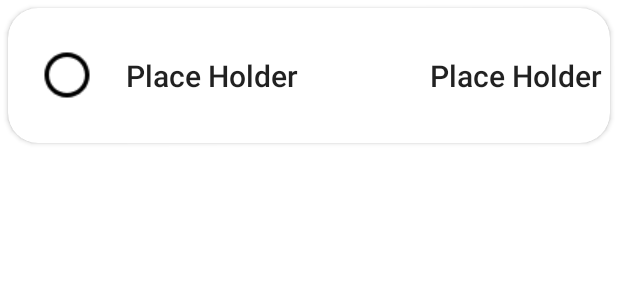
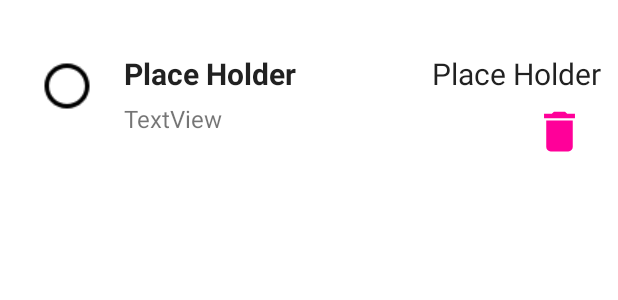
Before and after one commit to GinPaul/mytodoapp_arguez, an Android app: the layout task_item_cell.xml on its own in the app's theme, with its tools: preview values and no code run, on a phone screen of 412 x 824 dp. Shown: the top 300 px of the screen. Run offline under Robolectric (Android 15) with nearby library versions, the phone set to English and light mode, and no system bars.

Commit message:
Nov 28 2022 commit

```diff
--- a/app/src/main/java/com/kodego/app/todoapp/NewTaskSheet.kt
+++ b/app/src/main/java/com/kodego/app/todoapp/NewTaskSheet.kt
@@ -4,7 +4,6 @@ import android.app.TimePickerDialog
 import android.os.Build
 import android.os.Bundle
 import android.text.Editable
-import androidx.fragment.app.Fragment
 import android.view.LayoutInflater
 import android.view.View
 import android.view.ViewGroup
@@ -14,16 +13,7 @@ import com.google.android.material.bottomsheet.BottomSheetDialogFragment
 import com.kodego.app.todoapp.databinding.FragmentNewTaskSheetBinding
 import java.time.LocalTime
 
-// TODO: Rename parameter arguments, choose names that match
-// the fragment initialization parameters, e.g. ARG_ITEM_NUMBER
-private const val ARG_PARAM1 = "param1"
-private const val ARG_PARAM2 = "param2"
 
-/**
- * A simple [Fragment] subclass.
- * Use the [NewTaskSheet.newInstance] factory method to
- * create an instance of this fragment.
- */
 class NewTaskSheet(var taskItem: TaskItem?) : BottomSheetDialogFragment() {
 
     private lateinit var binding: FragmentNewTaskSheetBinding
@@ -90,25 +80,6 @@ class NewTaskSheet(var taskItem: TaskItem?) : BottomSheetDialogFragment() {
         return binding.root
     }
 
-//    companion object {
-//        /**
-//         * Use this factory method to create a new instance of
-//         * this fragment using the provided parameters.
-//         *
-//         * @param param1 Parameter 1.
-//         * @param param2 Parameter 2.
-//         * @return A new instance of fragment NewTaskSheet.
-//         */
-//        // TODO: Rename and change types and number of parameters
-//        @JvmStatic
-//        fun newInstance(param1: String, param2: String) =
-//            NewTaskSheet().apply {
-//                arguments = Bundle().apply {
-//                    putString(ARG_PARAM1, param1)
-//                    putString(ARG_PARAM2, param2)
-//                }
-//            }
-
         private fun saveAction(){
 
             val name = binding.name.text.toString()
--- a/app/src/main/java/com/kodego/app/todoapp/TaskItemViewHolder.kt
+++ b/app/src/main/java/com/kodego/app/todoapp/TaskItemViewHolder.kt
@@ -23,9 +23,12 @@ class TaskItemViewHolder(
     @RequiresApi(Build.VERSION_CODES.O)
     fun bindTaskItem(taskItem: TaskItem){
         binding.name.text = taskItem.name
+        binding.desc.text = taskItem.name
+        binding.dueTime.text = taskItem.name
 
         if(taskItem.isCompleted()){
             binding.name.paintFlags = Paint.STRIKE_THRU_TEXT_FLAG
+            binding.desc.paintFlags = Paint.STRIKE_THRU_TEXT_FLAG
             binding.dueTime.paintFlags = Paint.STRIKE_THRU_TEXT_FLAG
         }
 
--- /dev/null
+++ b/app/src/main/res/drawable/ic_baseline_delete_24.xml
@@ -0,0 +1,5 @@
+<vector android:height="24dp" android:tint="#FF0099"
+    android:viewportHeight="24" android:viewportWidth="24"
+    android:width="24dp" xmlns:android="http://schemas.android.com/apk/res/android">
+    <path android:fillColor="@android:color/white" android:pathData="M6,19c0,1.1 0.9,2 2,2h8c1.1,0 2,-0.9 2,-2V7H6v12zM19,4h-3.5l-1,-1h-5l-1,1H5v2h14V4z"/>
+</vector>
--- a/app/src/main/res/layout/fragment_new_task_sheet.xml
+++ b/app/src/main/res/layout/fragment_new_task_sheet.xml
@@ -65,4 +65,9 @@
         android:textColor="?colorOnPrimary"
         android:text="@string/save"/>
 
+    <TextView
+        android:id="@+id/textView"
+        android:layout_width="match_parent"
+        android:layout_height="410dp" />
+
 </LinearLayout>
--- a/app/src/main/res/layout/task_item_cell.xml
+++ b/app/src/main/res/layout/task_item_cell.xml
@@ -1,52 +1,81 @@
 <?xml version="1.0" encoding="utf-8"?>
-<androidx.cardview.widget.CardView xmlns:android="http://schemas.android.com/apk/res/android"
+<androidx.constraintlayout.widget.ConstraintLayout xmlns:android="http://schemas.android.com/apk/res/android"
+    xmlns:app="http://schemas.android.com/apk/res-auto"
+    xmlns:tools="http://schemas.android.com/tools"
     android:id="@+id/taskCellContainer"
     android:layout_width="match_parent"
-    android:layout_height="90dp"
+    android:layout_height="wrap_content"
+    android:layout_margin="5dp"
+    android:background="@color/white"
     app:cardCornerRadius="20dp"
-    android:layout_margin="5dp"
-    xmlns:app="http://schemas.android.com/apk/res-auto">
+    app:layout_constraintCircleRadius="20dp">
 
-    <LinearLayout
-        android:orientation="horizontal"
-        android:layout_width="match_parent"
-        android:layout_height="match_parent">
 
     <ImageButton
+        android:id="@+id/completeButton"
         android:layout_width="wrap_content"
         android:layout_height="wrap_content"
-            android:layout_gravity="center"
+        android:layout_marginStart="15dp"
+        android:layout_marginLeft="15dp"
+        android:layout_marginEnd="14dp"
+        android:layout_marginRight="14dp"
+        android:backgroundTint="@android:color/transparent"
+        android:contentDescription="@string/checkbox"
         android:scaleX="1.5"
         android:scaleY="1.5"
-            android:contentDescription="@string/checkbox"
-            android:id="@+id/completeButton"
-            android:layout_marginHorizontal="15dp"
         android:src="@drawable/unchecked_24"
-            android:backgroundTint="@android:color/transparent"
-            />
+        app:layout_constraintBottom_toBottomOf="parent"
+        app:layout_constraintEnd_toStartOf="@+id/name"
+        app:layout_constraintStart_toStartOf="parent"
+        app:layout_constraintTop_toTopOf="parent" />
 
     <TextView
+        android:id="@+id/name"
+        style="@style/TextAppearance.AppCompat.Title"
         android:layout_width="0dp"
         android:layout_height="wrap_content"
-            android:id="@+id/name"
+        android:layout_marginEnd="5dp"
+        android:fontFamily="sans-serif"
         android:text="@string/place_holder"
-            style="@style/TextAppearance.AppCompat.Title"
-            android:layout_gravity="center"
-            android:layout_weight="1"
-            />
+        android:textStyle="bold"
+        app:layout_constraintEnd_toStartOf="@+id/dueTime"
+        app:layout_constraintStart_toEndOf="@+id/completeButton"
+        app:layout_constraintTop_toTopOf="@+id/completeButton" />
 
     <TextView
-            android:layout_marginHorizontal="5dp"
+        android:id="@+id/dueTime"
+        style="@style/TextAppearance.AppCompat.Title"
         android:layout_width="wrap_content"
         android:layout_height="wrap_content"
-            android:id="@+id/dueTime"
+        android:layout_marginEnd="6dp"
+        android:fontFamily="sans-serif"
         android:text="@string/place_holder"
-            style="@style/TextAppearance.AppCompat.Title"
-            android:layout_gravity="center"
-            />
+        app:layout_constraintEnd_toEndOf="parent"
+        app:layout_constraintTop_toTopOf="@+id/name" />
+
+    <TextView
+        android:id="@+id/desc"
+        android:layout_width="wrap_content"
+        android:layout_height="wrap_content"
+        android:layout_marginTop="5dp"
+        android:text="TextView"
+        android:textSize="16sp"
+        app:layout_constraintStart_toStartOf="@+id/name"
+        app:layout_constraintTop_toBottomOf="@+id/name" />
+
+    <ImageButton
+        android:id="@+id/imageButton2"
+        android:layout_width="35dp"
+        android:layout_height="35dp"
+        android:layout_marginTop="7dp"
+        android:layout_marginEnd="16dp"
+        android:layout_marginBottom="4dp"
+        android:background="@android:color/transparent"
+        android:scaleType="centerCrop"
+        app:layout_constraintBottom_toBottomOf="parent"
+        app:layout_constraintEnd_toEndOf="parent"
+        app:layout_constraintTop_toBottomOf="@+id/dueTime"
+        app:srcCompat="@drawable/ic_baseline_delete_24" />
 
 
-
-    </LinearLayout>
-
-</androidx.cardview.widget.CardView>
+</androidx.constraintlayout.widget.ConstraintLayout>
```
Lines whose indentation alone changed are shown as unchanged.
